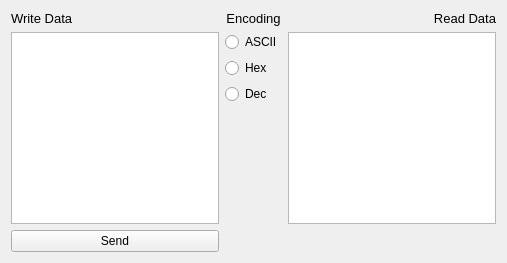
Paise/uart_board, file rawdatasendwidget.ui: the form before one commit.
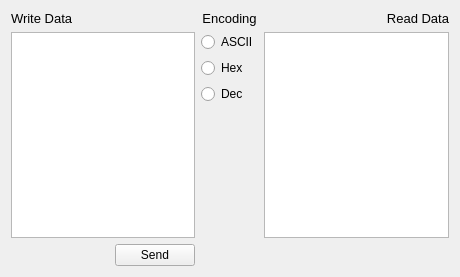
The form after the commit.

Commit message: raw data widget sizes fix

What changed in the file:
```diff
--- a/rawdatasendwidget.ui
+++ b/rawdatasendwidget.ui
@@ -6,8 +6,8 @@
    <rect>
     <x>0</x>
     <y>0</y>
-    <width>507</width>
-    <height>258</height>
+    <width>460</width>
+    <height>277</height>
    </rect>
   </property>
   <property name="windowTitle">
@@ -92,7 +92,7 @@
    <item row="1" column="0">
     <widget class="QPlainTextEdit" name="writeEdit">
      <property name="sizePolicy">
-      <sizepolicy hsizetype="Expanding" vsizetype="Fixed">
+      <sizepolicy hsizetype="Expanding" vsizetype="MinimumExpanding">
        <horstretch>0</horstretch>
        <verstretch>0</verstretch>
       </sizepolicy>
@@ -155,7 +155,7 @@
    <item row="1" column="2">
     <widget class="QPlainTextEdit" name="readEdit">
      <property name="sizePolicy">
-      <sizepolicy hsizetype="Expanding" vsizetype="Fixed">
+      <sizepolicy hsizetype="Expanding" vsizetype="MinimumExpanding">
        <horstretch>0</horstretch>
        <verstretch>0</verstretch>
       </sizepolicy>
@@ -172,11 +172,28 @@
     </widget>
    </item>
    <item row="2" column="0">
+    <layout class="QHBoxLayout" name="horizontalLayout">
+     <item>
+      <spacer name="horizontalSpacer">
+       <property name="orientation">
+        <enum>Qt::Horizontal</enum>
+       </property>
+       <property name="sizeHint" stdset="0">
+        <size>
+         <width>40</width>
+         <height>20</height>
+        </size>
+       </property>
+      </spacer>
+     </item>
+     <item>
     <widget class="QPushButton" name="sendButton">
      <property name="text">
       <string>Send</string>
      </property>
     </widget>
+     </item>
+    </layout>
    </item>
   </layout>
  </widget>
```
Lines whose indentation alone changed are shown as unchanged.
